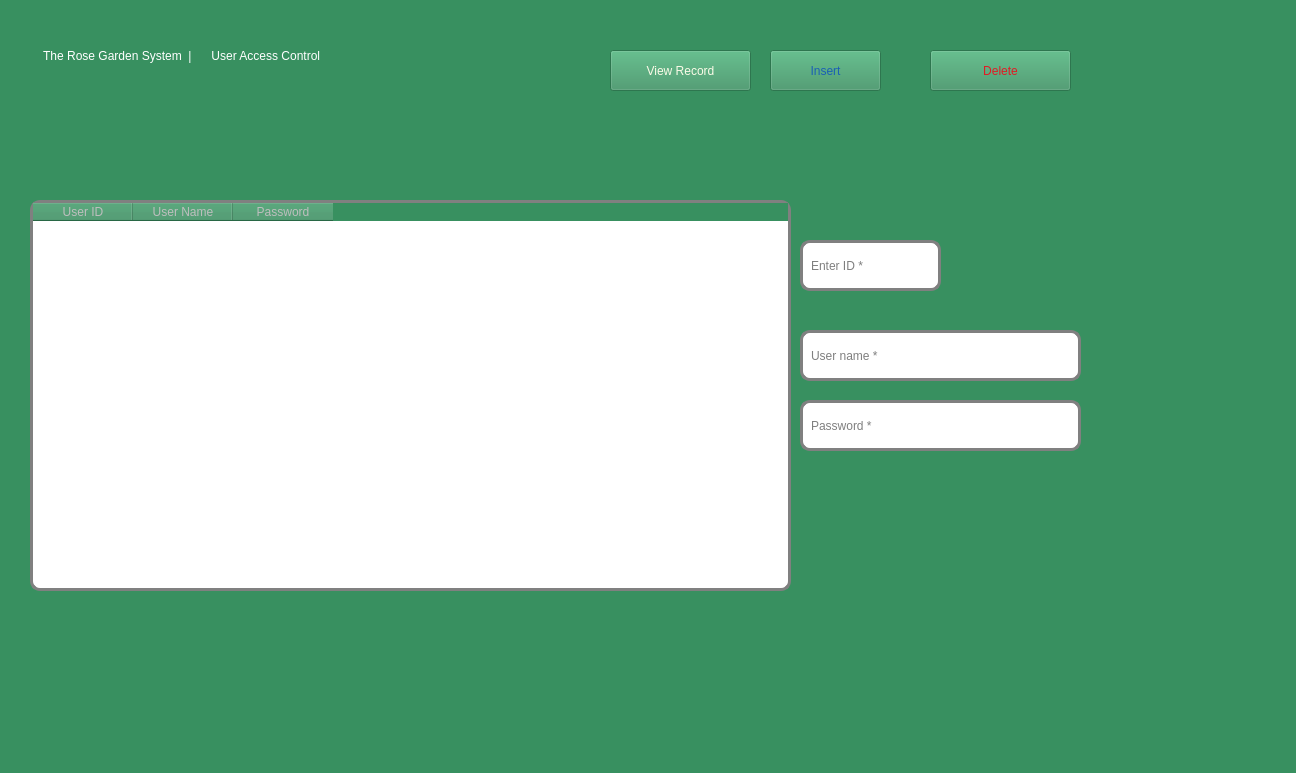
This is addsystemadmin.ui in Rabsoninnora/RoseGardenPlantCareSystem as Qt 5 draws it before an edit. The edited form follows.
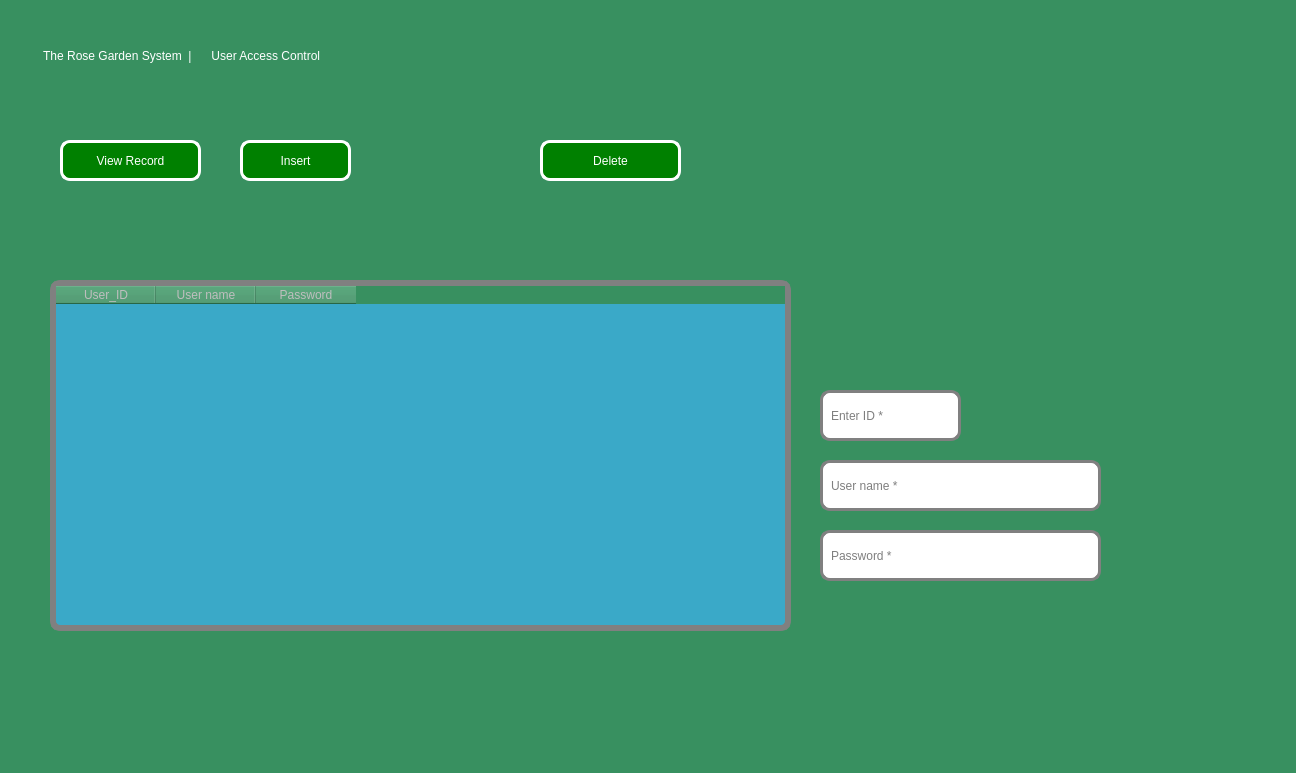
This is the edited form. Icons and pictures are not drawn.

The edit to the form file:
```diff
--- a/addsystemadmin.ui
+++ b/addsystemadmin.ui
@@ -44,48 +44,11 @@
     <string> The Rose Garden System  |      User Access Control</string>
    </property>
   </widget>
-  <widget class="QTableWidget" name="tableWidget">
-   <property name="geometry">
-    <rect>
-     <x>30</x>
-     <y>200</y>
-     <width>761</width>
-     <height>391</height>
-    </rect>
-   </property>
-   <property name="styleSheet">
-    <string notr="true">   QTableWidget 
-{
-
-  border:3px solid gray;
-  border-radius: 10px;
-  background: rgb(255, 255, 255);
- 
-  color: rgb(0, 0, 0);;
-
-}</string>
-   </property>
-   <column>
-    <property name="text">
-     <string>User ID</string>
-    </property>
-   </column>
-   <column>
-    <property name="text">
-     <string>User Name</string>
-    </property>
-   </column>
-   <column>
-    <property name="text">
-     <string>Password</string>
-    </property>
-   </column>
-  </widget>
   <widget class="QLineEdit" name="lineEdit_ID">
    <property name="geometry">
     <rect>
-     <x>800</x>
-     <y>240</y>
+     <x>820</x>
+     <y>390</y>
      <width>141</width>
      <height>51</height>
     </rect>
@@ -107,8 +70,8 @@
   <widget class="QLineEdit" name="lineEdit_UserName">
    <property name="geometry">
     <rect>
-     <x>800</x>
-     <y>330</y>
+     <x>820</x>
+     <y>460</y>
      <width>281</width>
      <height>51</height>
     </rect>
@@ -130,8 +93,8 @@
   <widget class="QLineEdit" name="lineEdit_Password">
    <property name="geometry">
     <rect>
-     <x>800</x>
-     <y>400</y>
+     <x>820</x>
+     <y>530</y>
      <width>281</width>
      <height>51</height>
     </rect>
@@ -153,15 +116,23 @@
   <widget class="QPushButton" name="ViewAccessDetail">
    <property name="geometry">
     <rect>
-     <x>610</x>
-     <y>50</y>
+     <x>60</x>
+     <y>140</y>
      <width>141</width>
      <height>41</height>
     </rect>
    </property>
    <property name="styleSheet">
-    <string notr="true">color: rgb(251, 251, 232);
-font: 500 13pt &quot;Ubuntu&quot;;</string>
+    <string notr="true"> QPushButton {
+  border:3px solid rgb(255, 255, 255);
+  border-radius: 10px;
+  padding: 0 10px;
+  background: green;
+ font: 500 12pt ;
+ color: rgb(255, 255, 255);
+
+}
+</string>
    </property>
    <property name="text">
     <string>View Record</string>
@@ -170,15 +141,23 @@
   <widget class="QPushButton" name="InsertAccessDetail">
    <property name="geometry">
     <rect>
-     <x>770</x>
-     <y>50</y>
+     <x>240</x>
+     <y>140</y>
      <width>111</width>
      <height>41</height>
     </rect>
    </property>
    <property name="styleSheet">
-    <string notr="true">color: rgb(26, 95, 180);
-font: 500 13pt &quot;Ubuntu&quot;;</string>
+    <string notr="true"> QPushButton {
+  border:3px solid rgb(255, 255, 255);
+  border-radius: 10px;
+  padding: 0 10px;
+  background: green;
+ font: 500 12pt ;
+ color: rgb(255, 255, 255);
+
+}
+</string>
    </property>
    <property name="text">
     <string>Insert</string>
@@ -187,20 +166,66 @@
   <widget class="QPushButton" name="DeleteAccessDetail">
    <property name="geometry">
     <rect>
-     <x>930</x>
-     <y>50</y>
+     <x>540</x>
+     <y>140</y>
      <width>141</width>
      <height>41</height>
     </rect>
    </property>
    <property name="styleSheet">
-    <string notr="true">color: rgb(224, 27, 36);
-font: 500 13pt &quot;Ubuntu&quot;;</string>
+    <string notr="true"> QPushButton {
+  border:3px solid rgb(255, 255, 255);
+  border-radius: 10px;
+  padding: 0 10px;
+  background: green;
+ font: 500 12pt ;
+ color: rgb(255, 255, 255);
+
+}
+</string>
    </property>
    <property name="text">
     <string>Delete</string>
    </property>
   </widget>
+  <widget class="QTableWidget" name="tableWidget">
+   <property name="geometry">
+    <rect>
+     <x>50</x>
+     <y>280</y>
+     <width>741</width>
+     <height>351</height>
+    </rect>
+   </property>
+   <property name="styleSheet">
+    <string notr="true">
+ QTableWidget 
+{
+
+  border:6px solid gray;
+  border-radius: 10px;
+  background: rgb(58, 169, 200);
+  color: rgb(0, 0, 0);;
+
+}
+</string>
+   </property>
+   <column>
+    <property name="text">
+     <string>User_ID</string>
+    </property>
+   </column>
+   <column>
+    <property name="text">
+     <string>User name</string>
+    </property>
+   </column>
+   <column>
+    <property name="text">
+     <string>Password</string>
+    </property>
+   </column>
+  </widget>
  </widget>
  <resources/>
  <connections/>
```
